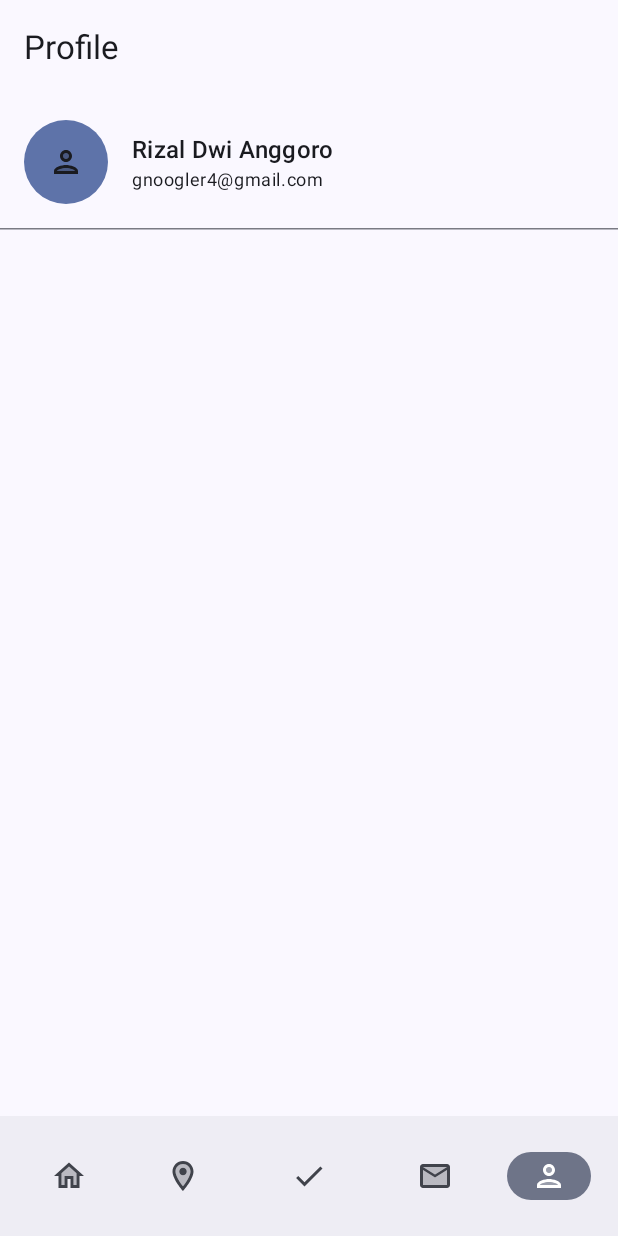
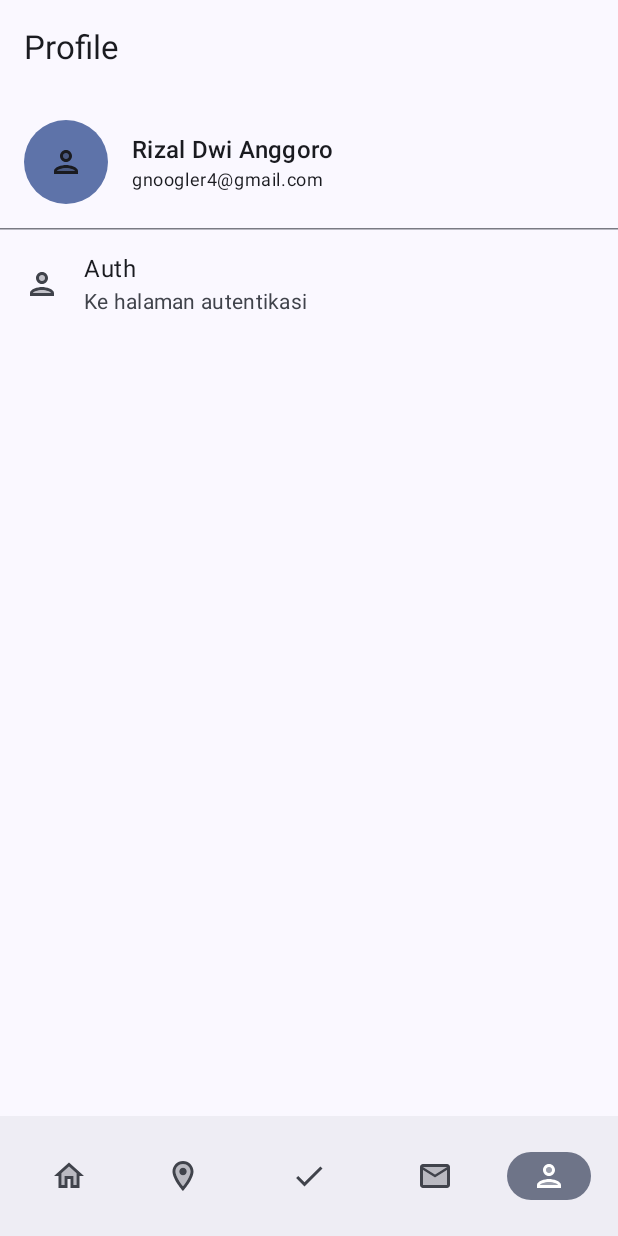
Before and after one commit to unitip/mobile-native, an Android app built with Jetpack Compose: the HomeScreen screen opened through its navigation route, item 5 of the bottom bar chosen, on a phone screen of 412 x 824 dp. Run offline under Robolectric (Android 15) with nearby library versions, the phone set to English and light mode, and no system bars; our stand-ins replace Dagger/Hilt's generated code.

Commit message:
feat: add more screens, add hilt di

```diff
--- a/app/src/main/AndroidManifest.xml
+++ b/app/src/main/AndroidManifest.xml
@@ -5,6 +5,7 @@
     <uses-permission android:name="android.permission.INTERNET" />
 
     <application
+        android:name=".core.application.UnitipApplication"
         android:allowBackup="true"
         android:dataExtractionRules="@xml/data_extraction_rules"
         android:fullBackupContent="@xml/backup_rules"
@@ -14,6 +15,7 @@
         android:supportsRtl="true"
         android:theme="@style/Theme.Unitip"
         tools:targetApi="31">
+
         <activity
             android:name=".MainActivity"
             android:exported="true"
--- a/app/src/main/java/com/unitip/mobile/MainActivity.kt
+++ b/app/src/main/java/com/unitip/mobile/MainActivity.kt
@@ -6,9 +6,11 @@ import androidx.activity.compose.setContent
 import androidx.activity.enableEdgeToEdge
 import androidx.compose.material3.Surface
 import androidx.navigation.compose.rememberNavController
-import com.unitip.mobile.navigation.RootNavigationGraph
+import com.unitip.mobile.core.navigation.ApplicationNavigationGraph
 import com.unitip.mobile.ui.theme.UnitipTheme
+import dagger.hilt.android.AndroidEntryPoint
 
+@AndroidEntryPoint
 class MainActivity : ComponentActivity() {
     override fun onCreate(savedInstanceState: Bundle?) {
         super.onCreate(savedInstanceState)
@@ -17,7 +19,7 @@ class MainActivity : ComponentActivity() {
             UnitipTheme {
                 Surface {
                     val navController = rememberNavController()
-                    RootNavigationGraph(navController = navController)
+                    ApplicationNavigationGraph(navController = navController)
                 }
             }
         }
--- a/app/src/main/java/com/unitip/mobile/navigation/RootNavigationGraph.kt
+++ b/app/src/main/java/com/unitip/mobile/core/navigation/ApplicationNavigationGraph.kt
@@ -1,18 +1,18 @@
-package com.unitip.mobile.navigation
+package com.unitip.mobile.core.navigation
 
 import androidx.compose.runtime.Composable
 import androidx.navigation.NavHostController
 import androidx.navigation.compose.NavHost
 import androidx.navigation.compose.composable
-import com.unitip.mobile.features.auth.presentation.AuthScreen
+import com.unitip.mobile.features.auth.screens.AuthScreen
 import com.unitip.mobile.features.home.presentation.HomeScreen
-import com.unitip.mobile.features.job.presentation.CreateJobScreen
+import com.unitip.mobile.features.job.screens.CreateJobScreen
 
 @Composable
-fun RootNavigationGraph(navController: NavHostController) {
+fun ApplicationNavigationGraph(navController: NavHostController) {
     NavHost(
         navController = navController,
-        startDestination = Routes.Home,
+        startDestination = Routes.Auth,
     ) {
         composable<Routes.Auth> { AuthScreen() }
         composable<Routes.Home> {
--- a/app/src/main/java/com/unitip/mobile/navigation/HomeNavigationGraph.kt
+++ b/app/src/main/java/com/unitip/mobile/core/navigation/HomeNavigationGraph.kt
@@ -1,4 +1,4 @@
-package com.unitip.mobile.navigation
+package com.unitip.mobile.core.navigation
 
 import androidx.compose.runtime.Composable
 import androidx.navigation.NavHostController
@@ -6,7 +6,7 @@ import androidx.navigation.compose.NavHost
 import androidx.navigation.compose.composable
 import com.unitip.mobile.features.chat.presentation.ChatsScreen
 import com.unitip.mobile.features.dashboard.presentation.DashboardScreen
-import com.unitip.mobile.features.job.presentation.JobsScreen
+import com.unitip.mobile.features.job.screens.JobsScreen
 import com.unitip.mobile.features.offer.presentation.OffersScreen
 import com.unitip.mobile.features.setting.presentation.ProfileScreen
 
@@ -27,6 +27,10 @@ fun HomeNavigationGraph(
         }
         composable<Routes.Home.Offers> { OffersScreen() }
         composable<Routes.Home.Chats> { ChatsScreen() }
-        composable<Routes.Home.Profile> { ProfileScreen() }
+        composable<Routes.Home.Profile> {
+            ProfileScreen(
+                onNavigate = onNavigate,
+            )
+        }
     }
 }
--- a/app/src/main/java/com/unitip/mobile/navigation/Routes.kt
+++ b/app/src/main/java/com/unitip/mobile/core/navigation/Routes.kt
@@ -1,4 +1,4 @@
-package com.unitip.mobile.navigation
+package com.unitip.mobile.core.navigation
 
 import kotlinx.serialization.Serializable
 
--- a/app/src/main/java/com/unitip/mobile/features/auth/presentation/Screen.kt
+++ b/app/src/main/java/com/unitip/mobile/features/auth/screens/Screen.kt
@@ -1,4 +1,4 @@
-package com.unitip.mobile.features.auth.presentation
+package com.unitip.mobile.features.auth.screens
 
 import androidx.compose.foundation.layout.Box
 import androidx.compose.foundation.layout.Column
--- a/app/src/main/java/com/unitip/mobile/features/auth/presentation/AuthViewModel.kt
+++ b/app/src/main/java/com/unitip/mobile/features/auth/viewmodels/AuthViewModel.kt
@@ -1,4 +1,4 @@
-package com.unitip.mobile.features.auth.presentation
+package com.unitip.mobile.features.auth.viewmodels
 
 import androidx.lifecycle.ViewModel
 
--- a/app/src/main/java/com/unitip/mobile/features/home/presentation/Screen.kt
+++ b/app/src/main/java/com/unitip/mobile/features/home/presentation/Screen.kt
@@ -22,8 +22,8 @@ import androidx.navigation.NavDestination.Companion.hierarchy
 import androidx.navigation.NavGraph.Companion.findStartDestination
 import androidx.navigation.compose.currentBackStackEntryAsState
 import androidx.navigation.compose.rememberNavController
-import com.unitip.mobile.navigation.HomeNavigationGraph
-import com.unitip.mobile.navigation.Routes
+import com.unitip.mobile.core.navigation.HomeNavigationGraph
+import com.unitip.mobile.core.navigation.Routes
 
 private data class NavigationItem<T : Any>(
     val title: String,
--- a/app/src/main/java/com/unitip/mobile/features/job/presentation/CreateScreen.kt
+++ b/app/src/main/java/com/unitip/mobile/features/job/screens/CreateScreen.kt
@@ -1,4 +1,4 @@
-package com.unitip.mobile.features.job.presentation
+package com.unitip.mobile.features.job.screens
 
 import androidx.compose.foundation.layout.Arrangement
 import androidx.compose.foundation.layout.Column
--- a/app/src/main/java/com/unitip/mobile/features/job/presentation/Screen.kt
+++ b/app/src/main/java/com/unitip/mobile/features/job/screens/Screen.kt
@@ -1,4 +1,4 @@
-package com.unitip.mobile.features.job.presentation
+package com.unitip.mobile.features.job.screens
 
 import androidx.compose.foundation.layout.Column
 import androidx.compose.foundation.layout.padding
@@ -13,7 +13,7 @@ import androidx.compose.material3.TopAppBar
 import androidx.compose.runtime.Composable
 import androidx.compose.ui.Modifier
 import androidx.compose.ui.unit.dp
-import com.unitip.mobile.navigation.Routes
+import com.unitip.mobile.core.navigation.Routes
 
 @OptIn(ExperimentalMaterial3Api::class)
 @Composable
--- a/app/src/main/java/com/unitip/mobile/features/setting/presentation/Screen.kt
+++ b/app/src/main/java/com/unitip/mobile/features/setting/presentation/Screen.kt
@@ -1,6 +1,7 @@
 package com.unitip.mobile.features.setting.presentation
 
 import androidx.compose.foundation.background
+import androidx.compose.foundation.clickable
 import androidx.compose.foundation.layout.Box
 import androidx.compose.foundation.layout.Column
 import androidx.compose.foundation.layout.Row
@@ -14,6 +15,7 @@ import androidx.compose.material.icons.twotone.Person
 import androidx.compose.material3.ExperimentalMaterial3Api
 import androidx.compose.material3.HorizontalDivider
 import androidx.compose.material3.Icon
+import androidx.compose.material3.ListItem
 import androidx.compose.material3.MaterialTheme
 import androidx.compose.material3.Scaffold
 import androidx.compose.material3.Text
@@ -23,10 +25,13 @@ import androidx.compose.ui.Alignment
 import androidx.compose.ui.Modifier
 import androidx.compose.ui.draw.clip
 import androidx.compose.ui.unit.dp
+import com.unitip.mobile.core.navigation.Routes
 
 @OptIn(ExperimentalMaterial3Api::class)
 @Composable
-fun ProfileScreen() {
+fun ProfileScreen(
+    onNavigate: (route: Any) -> Unit = {},
+) {
     Scaffold(
         topBar = {
             TopAppBar(
@@ -66,6 +71,13 @@ fun ProfileScreen() {
             }
 
             HorizontalDivider()
+
+            ListItem(
+                leadingContent = { Icon(Icons.TwoTone.Person, contentDescription = null) },
+                headlineContent = { Text("Auth") },
+                supportingContent = { Text("Ke halaman autentikasi") },
+                modifier = Modifier.clickable { onNavigate(Routes.Auth) }
+            )
         }
     }
 }
--- a/build.gradle.kts
+++ b/build.gradle.kts
@@ -3,4 +3,5 @@ plugins {
     alias(libs.plugins.android.application) apply false
     alias(libs.plugins.kotlin.android) apply false
     alias(libs.plugins.kotlin.compose) apply false
+    id("com.google.dagger.hilt.android") version "2.51.1" apply false
 }
```
Also changed, not shown: app/build.gradle.kts (+10 -0 lines), app/src/main/java/com/unitip/mobile/core/application/UnitipApplication.kt (added, +8 -0 lines).
